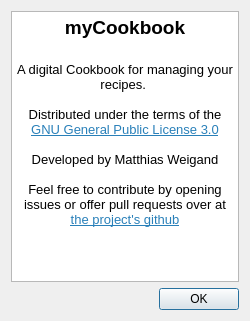
The window that ui/about.ui (mwip/myCookbook) describes before a commit, drawn with Qt 5.
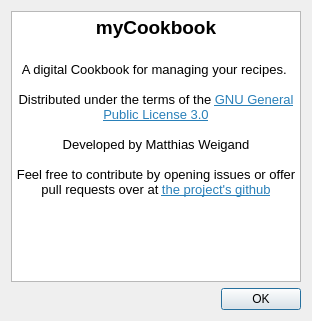
The same window after the commit.

Commit message: Adding about dialog

What changed in the file:
```diff
--- a/ui/about.ui
+++ b/ui/about.ui
@@ -6,7 +6,7 @@
    <rect>
     <x>0</x>
     <y>0</y>
-    <width>250</width>
+    <width>312</width>
     <height>321</height>
    </rect>
   </property>
```
Left out of the diff: 2 changed lines with no effect on the pictures. The commit also changes 2 other files.
